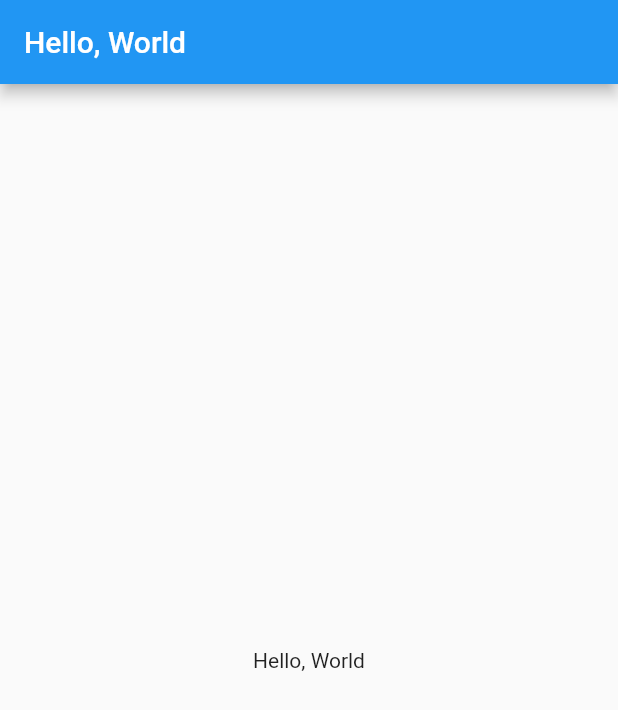
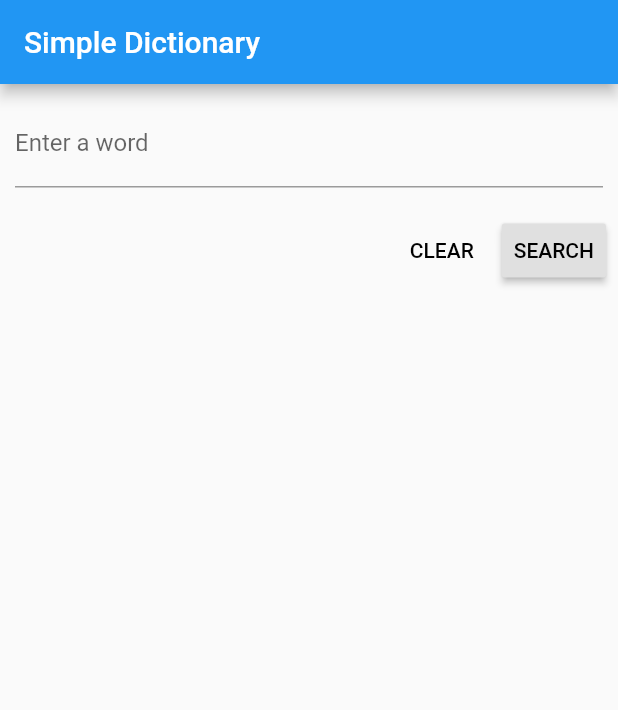
Before and after one commit to FeruzOripov/dictionary, a Flutter app: the screen it shows after launch, on a phone screen of 412 x 824 dp. Shown: the top 710 px of the screen. Run offline on Flutter 3.47's test engine with Material 2 defaults, Android fonts, the phone set to English and light mode, and no system bars.

Commit message:
Adding TextField and ButtonBAr

```diff
--- a/lib/main.dart
+++ b/lib/main.dart
@@ -18,13 +18,51 @@ class MyAppHome extends StatefulWidget {
 }
 
 class _MyAppHomeState extends State<MyAppHome> {
+  final _searchFieldController = TextEditingController();
+
   @override
   Widget build(BuildContext context) {
     return Scaffold(
       appBar: AppBar(
-        title: Text("Hello, World"),
+        title: Text("Simple Dictionary"),
       ),
-      body: Center(child: Text("Hello, World"),)
+      body: Column(
+        mainAxisAlignment: MainAxisAlignment.start,
+        crossAxisAlignment: CrossAxisAlignment.end,
+        children: <Widget>[
+          Container(
+            padding: EdgeInsets.all(10),
+            child:
+              TextField(
+                controller: _searchFieldController,
+                decoration: InputDecoration(
+                  labelText: 'Enter a word',
+                ),
+              ),
+          ),
+          ButtonBar(
+            children: <Widget>[
+              FlatButton(
+                child: Text('CLEAR'),
+                onPressed: () {
+                  _searchFieldController.clear();
+                },
+              ),
+              RaisedButton(
+                child: Text("SEARCH"),
+                onPressed: () {
+                  _fetchInfo(_searchFieldController.value.text);
+                },
+              ),
+            ],
+          ),
+        ],
+      ),
     );
   }
+
+  _fetchInfo(String word) {
+    print(word);
+
+  }
 }
```
